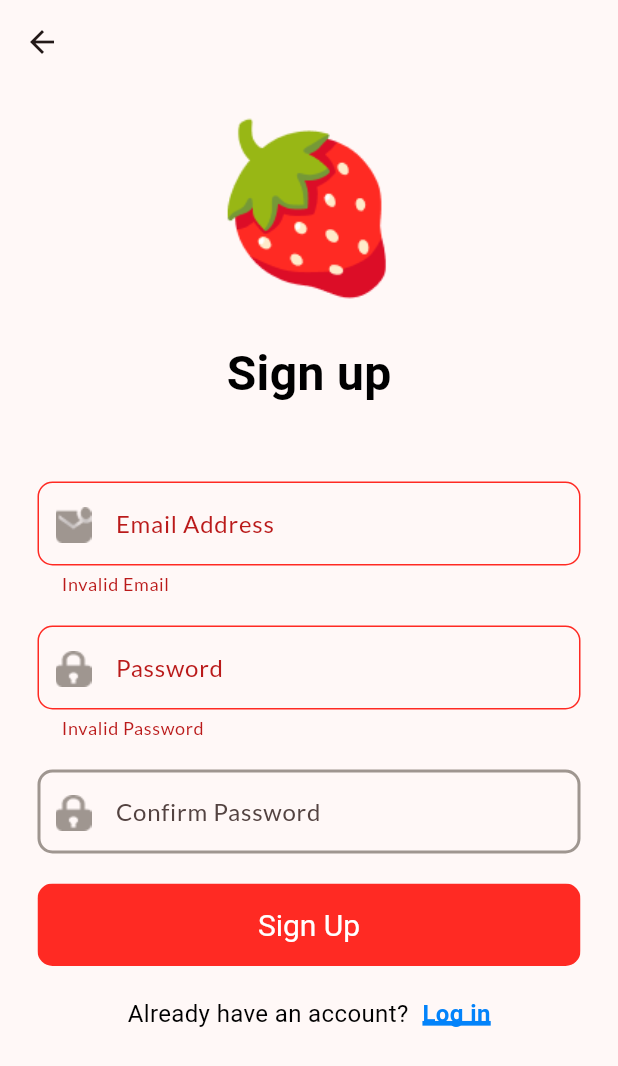
After one commit to Beck0797/StrawberryMarket, a Flutter app: the SignUpScreen screen opened directly, after a tap on "Sign Up", on a phone screen of 412 x 824 dp. The commit adds this screen. Shown: the top 1066 px of the screen. Run offline on Flutter 3.47's test engine with Material 2 defaults, Android fonts, the phone set to English and light mode, and no system bars; our stand-ins replace fluttertoast, google_fonts; Roboto replaces fonts that are missing (Mukta).

Commit message:
implemented Sign Up screen UI

```diff
--- a/lib/screens/login_screen.dart
+++ b/lib/screens/login_screen.dart
@@ -1,6 +1,7 @@
 import 'package:flutter/material.dart';
 import 'package:fluttertoast/fluttertoast.dart';
 import 'package:google_fonts/google_fonts.dart';
+import 'package:strawberry_market/screens/signup_screen.dart';
 
 class LoginScreen extends StatelessWidget {
   LoginScreen({super.key});
@@ -28,7 +29,6 @@ class LoginScreen extends StatelessWidget {
     return SizedBox(
       height: double.infinity,
       child: SingleChildScrollView(
-        physics: const NeverScrollableScrollPhysics(),
         child: Padding(
           padding: const EdgeInsets.fromLTRB(25, 0, 25, 0),
           child: Column(
@@ -124,6 +124,7 @@ class LoginScreen extends StatelessWidget {
                       ),
                       TextFormField(
                         maxLength: 10,
+                        obscureText: true,
                         keyboardType: TextInputType.visiblePassword,
                         decoration: InputDecoration(
                           counterText: "",
@@ -236,7 +237,7 @@ class LoginScreen extends StatelessWidget {
                                     textStyle: const TextStyle(fontSize: 20),
                                   ),
                                   onPressed: _login,
-                                  child: const Text('Login'),
+                                  child: const Text('Sign In'),
                                 ),
                               ),
                             ],
@@ -259,7 +260,14 @@ class LoginScreen extends StatelessWidget {
                           const SizedBox(
                             width: 5,
                           ),
-                          Text(
+                          GestureDetector(
+                            onTap: () {
+                              Navigator.push(
+                                  context,
+                                  MaterialPageRoute(
+                                      builder: (cnt) => SignUpScreen()));
+                            },
+                            child: Text(
                               'Sign up',
                               style: GoogleFonts.mukta(
                                 color: const Color.fromARGB(255, 3, 131, 250),
@@ -269,6 +277,7 @@ class LoginScreen extends StatelessWidget {
                                 decorationColor:
                                     const Color.fromARGB(255, 3, 131, 250),
                                 decorationThickness: 4,
+                              ),
                             ),
                           ),
                         ],
--- /dev/null
+++ b/lib/screens/signup_screen.dart
@@ -0,0 +1,325 @@
+import 'package:flutter/material.dart';
+import 'package:flutter/services.dart';
+import 'package:fluttertoast/fluttertoast.dart';
+import 'package:google_fonts/google_fonts.dart';
+
+class SignUpScreen extends StatelessWidget {
+  SignUpScreen({super.key});
+
+  final _formKey = GlobalKey<FormState>();
+  var password = "";
+
+  void _signUp() {
+    if (_formKey.currentState!.validate()) {
+      _showToast("Signing up...");
+    }
+  }
+
+  void _showToast(String message) {
+    Fluttertoast.showToast(
+        msg: message,
+        toastLength: Toast.LENGTH_SHORT,
+        gravity: ToastGravity.CENTER,
+        timeInSecForIosWeb: 1,
+        textColor: Colors.white,
+        fontSize: 16.0);
+  }
+
+  @override
+  Widget build(BuildContext context) {
+    SystemChrome.setEnabledSystemUIMode(SystemUiMode.immersive, overlays: []);
+    return Scaffold(
+      appBar: AppBar(),
+      body: SizedBox(
+        height: double.infinity,
+        child: SingleChildScrollView(
+          child: Padding(
+            padding: const EdgeInsets.fromLTRB(25, 0, 25, 0),
+            child: Column(
+                mainAxisSize: MainAxisSize.min,
+                crossAxisAlignment: CrossAxisAlignment.center,
+                children: [
+                  const SizedBox(
+                    height: 20,
+                  ),
+                  Image.asset(
+                    'assets/images/img_strawberry.png',
+                    width: 130,
+                    height: 130,
+                  ),
+                  const SizedBox(
+                    height: 20,
+                  ),
+                  Text(
+                    'Sign up',
+                    style: GoogleFonts.mukta(
+                      color: Colors.black,
+                      fontWeight: FontWeight.bold,
+                      fontSize: 32,
+                    ),
+                  ),
+                  const SizedBox(
+                    height: 49,
+                  ),
+                  Form(
+                    key: _formKey,
+                    child: Column(
+                      children: [
+                        TextFormField(
+                          maxLength: 20,
+                          keyboardType: TextInputType.emailAddress,
+                          decoration: InputDecoration(
+                            counterText: "",
+                            label: const Text('Email Address'),
+                            prefixIcon: Padding(
+                              padding: const EdgeInsets.only(top: 2),
+                              // add padding to adjust icon
+                              child: Image.asset(
+                                'assets/images/ic_email.png',
+                                width: 25,
+                                height: 25,
+                              ),
+                            ),
+                            fillColor: Colors.white,
+                            focusedBorder: OutlineInputBorder(
+                              borderRadius: BorderRadius.circular(10.0),
+                              borderSide: const BorderSide(
+                                color: Color.fromARGB(255, 255, 42, 35),
+                              ),
+                            ),
+                            enabledBorder: OutlineInputBorder(
+                              borderRadius: BorderRadius.circular(10.0),
+                              borderSide: const BorderSide(
+                                  color: Color.fromARGB(255, 159, 150, 144),
+                                  width: 2.0),
+                            ),
+                            errorBorder: OutlineInputBorder(
+                              borderRadius: BorderRadius.circular(10.0),
+                              borderSide: const BorderSide(
+                                color: Color.fromARGB(255, 255, 42, 35),
+                              ),
+                            ),
+                            focusedErrorBorder: OutlineInputBorder(
+                              borderRadius: BorderRadius.circular(10.0),
+                              borderSide: const BorderSide(
+                                color: Color.fromARGB(255, 255, 42, 35),
+                              ),
+                            ),
+                          ),
+                          validator: (value) {
+                            if (value == null ||
+                                value.isEmpty ||
+                                value.trim().length <= 1 ||
+                                value.trim().length > 50 ||
+                                !value.contains('@')) {
+                              return 'Invalid Email';
+                            }
+                            return null;
+                          },
+                          textInputAction: TextInputAction.next,
+                          onSaved: (value) {
+                            // if (value == null) {
+                            //   return;
+                            // }
+                          },
+                        ),
+                        const SizedBox(
+                          height: 20,
+                        ),
+                        TextFormField(
+                          maxLength: 10,
+                          obscureText: true,
+                          keyboardType: TextInputType.visiblePassword,
+                          decoration: InputDecoration(
+                            counterText: "",
+                            label: const Text('Password'),
+                            prefixIcon: Padding(
+                              padding: const EdgeInsets.only(top: 2),
+                              // add padding to adjust icon
+                              child: Image.asset(
+                                'assets/images/ic_password.png',
+                                width: 25,
+                                height: 25,
+                              ),
+                            ),
+                            fillColor: Colors.white,
+                            focusedBorder: OutlineInputBorder(
+                              borderRadius: BorderRadius.circular(10.0),
+                              borderSide: const BorderSide(
+                                color: Color.fromARGB(255, 255, 42, 35),
+                              ),
+                            ),
+                            enabledBorder: OutlineInputBorder(
+                              borderRadius: BorderRadius.circular(10.0),
+                              borderSide: const BorderSide(
+                                  color: Color.fromARGB(255, 159, 150, 144),
+                                  width: 2.0),
+                            ),
+                            errorBorder: OutlineInputBorder(
+                              borderRadius: BorderRadius.circular(10.0),
+                              borderSide: const BorderSide(
+                                color: Color.fromARGB(255, 255, 42, 35),
+                              ),
+                            ),
+                            focusedErrorBorder: OutlineInputBorder(
+                              borderRadius: BorderRadius.circular(10.0),
+                              borderSide: const BorderSide(
+                                color: Color.fromARGB(255, 255, 42, 35),
+                              ),
+                            ),
+                          ),
+                          validator: (value) {
+                            if (value == null || value.isEmpty) {
+                              return 'Invalid Password';
+                            } else if (value.trim().length < 6 ||
+                                value.trim().length > 10) {
+                              return 'Must be between 6 and 10 characters.';
+                            }
+                            password = value!;
+                            return null;
+                          },
+                          textInputAction: TextInputAction.next,
+                          onSaved: (value) {
+                            // if (value == null) {
+                            //   return;
+                            // }
+                          },
+                        ),
+                        const SizedBox(
+                          height: 20,
+                        ),
+                        TextFormField(
+                          maxLength: 10,
+                          obscureText: true,
+                          keyboardType: TextInputType.visiblePassword,
+                          decoration: InputDecoration(
+                            counterText: "",
+                            label: const Text('Confirm Password'),
+                            prefixIcon: Padding(
+                              padding: const EdgeInsets.only(top: 2),
+                              // add padding to adjust icon
+                              child: Image.asset(
+                                'assets/images/ic_password.png',
+                                width: 25,
+                                height: 25,
+                              ),
+                            ),
+                            fillColor: Colors.white,
+                            focusedBorder: OutlineInputBorder(
+                              borderRadius: BorderRadius.circular(10.0),
+                              borderSide: const BorderSide(
+                                color: Color.fromARGB(255, 255, 42, 35),
+                              ),
+                            ),
+                            enabledBorder: OutlineInputBorder(
+                              borderRadius: BorderRadius.circular(10.0),
+                              borderSide: const BorderSide(
+                                  color: Color.fromARGB(255, 159, 150, 144),
+                                  width: 2.0),
+                            ),
+                            errorBorder: OutlineInputBorder(
+                              borderRadius: BorderRadius.circular(10.0),
+                              borderSide: const BorderSide(
+                                color: Color.fromARGB(255, 255, 42, 35),
+                              ),
+                            ),
+                            focusedErrorBorder: OutlineInputBorder(
+                              borderRadius: BorderRadius.circular(10.0),
+                              borderSide: const BorderSide(
+                                color: Color.fromARGB(255, 255, 42, 35),
+                              ),
+                            ),
+                          ),
+                          validator: (value) {
+                            if (value != password) {
+                              return 'password does not match';
+                            }
+                            return null;
+                          },
+                          textInputAction: TextInputAction.done,
+                          onSaved: (value) {
+                            // if (value == null) {
+                            //   return;
+                            // }
+                          },
+                        ),
+                        const SizedBox(
+                          height: 20,
+                        ),
+                        SizedBox(
+                          width: double.infinity,
+                          // height: double.infinity,
+                          child: ClipRRect(
+                            borderRadius: BorderRadius.circular(10),
+                            child: Stack(
+                              alignment: Alignment.center,
+                              children: <Widget>[
+                                Positioned.fill(
+                                  child: Container(
+                                    decoration: const BoxDecoration(
+                                      color: Color.fromARGB(255, 255, 42, 35),
+                                    ),
+                                  ),
+                                ),
+                                SizedBox(
+                                  width: double.infinity,
+                                  // height: double.infinity,
+                                  child: TextButton(
+                                    style: TextButton.styleFrom(
+                                      foregroundColor: Colors.white,
+                                      padding: const EdgeInsets.all(16.0),
+                                      textStyle: const TextStyle(fontSize: 20),
+                                    ),
+                                    onPressed: _signUp,
+                                    child: const Text('Sign Up'),
+                                  ),
+                                ),
+                              ],
+                            ),
+                          ),
+                        ),
+                        const SizedBox(
+                          height: 20,
+                        ),
+                        Row(
+                          mainAxisAlignment: MainAxisAlignment.center,
+                          children: [
+                            Text(
+                              'Already have an account? ',
+                              style: GoogleFonts.mukta(
+                                color: Colors.black,
+                                fontSize: 16,
+                              ),
+                            ),
+                            const SizedBox(
+                              width: 5,
+                            ),
+                            GestureDetector(
+                              onTap: () {
+                                Navigator.pop(context);
+                              },
+                              child: Text(
+                                'Log in',
+                                style: GoogleFonts.mukta(
+                                  color: const Color.fromARGB(255, 3, 131, 250),
+                                  fontWeight: FontWeight.bold,
+                                  fontSize: 16,
+                                  decoration: TextDecoration.underline,
+                                  decorationColor:
+                                      const Color.fromARGB(255, 3, 131, 250),
+                                  decorationThickness: 4,
+                                ),
+                              ),
+                            ),
+                          ],
+                        ),
+                      ],
+                    ),
+                  )
+                ]),
+          ),
+        ),
+      ),
+    );
+  }
+}
```
Lines whose indentation alone changed are shown as unchanged.
